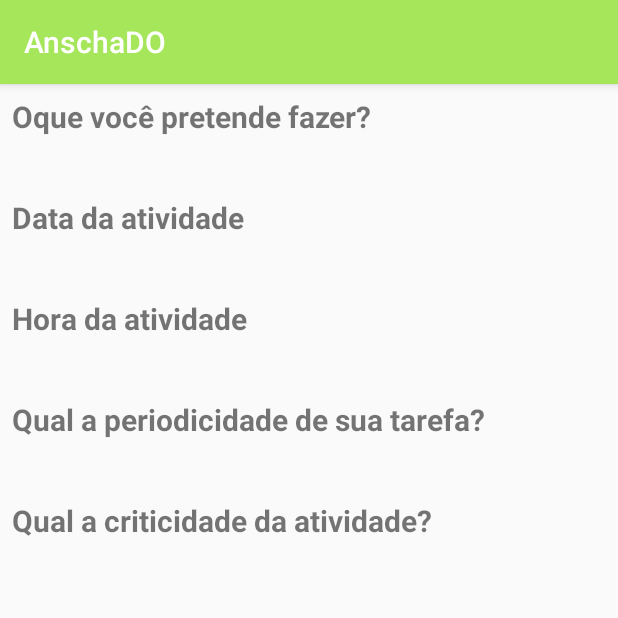
After one commit to MaykonOliveira/AnschaDO-Tasks-To-DO, an Android app: the DadosTarefa screen opened directly, with no data from a screen before it, on a phone screen of 412 x 824 dp, the top half of it. The commit adds this screen. Run offline under Robolectric (Android 15) with nearby library versions, the phone set to English and light mode, and no system bars; 5 statements that could not run were skipped.

Commit message:
Ajustado BD

```diff
--- a/app/src/main/AndroidManifest.xml
+++ b/app/src/main/AndroidManifest.xml
@@ -19,11 +19,13 @@
                 <category android:name="android.intent.category.LAUNCHER" />
             </intent-filter>
         </activity>
-        <activity android:name=".Activitys.CadastroTarefa"
+        <activity
+            android:name=".Activitys.CadastroTarefa"
             android:label="@string/cadastro_name"
             android:theme="@style/AppTheme.NoActionBar">
             >
         </activity>
+        <activity android:name=".Activitys.DadosTarefa"></activity>
     </application>
 
 </manifest>
--- a/app/src/main/java/com/example/maykon/exemplos/Activitys/CadastroTarefa.java
+++ b/app/src/main/java/com/example/maykon/exemplos/Activitys/CadastroTarefa.java
@@ -25,7 +25,6 @@ public class CadastroTarefa extends AppCompatActivity {
     private Spinner spinner_Criticidade;
     private Spinner spinner_Periodicidade;
 
-    private FloatingActionButton fab;
     private static final String[] mOpcoesCriticidade = { "Alta", "Media", "Baixa" };
     private static final String[] mOpcoesPeriodicidade = { "Diaria", "Semanal", "Mensal", "Anual", "Uma vez" };
 
@@ -66,6 +65,7 @@ public class CadastroTarefa extends AppCompatActivity {
         String resultado = crud.insereDado(titulo,data,hora,periodicidade,criticidade);
 
         Toast.makeText(getApplicationContext(), resultado, Toast.LENGTH_LONG).show();
+        finish();
     }
 
     private void exibeData(){
--- /dev/null
+++ b/app/src/main/java/com/example/maykon/exemplos/Activitys/DadosTarefa.java
@@ -0,0 +1,44 @@
+package com.example.maykon.exemplos.Activitys;
+
+import android.content.Intent;
+import android.support.v7.app.AppCompatActivity;
+import android.os.Bundle;
+import android.widget.TextView;
+
+import com.example.maykon.exemplos.R;
+
+public class DadosTarefa extends AppCompatActivity {
+
+    TextView text_TituloTarefa;
+    TextView text_DataTarefa;
+    TextView text_HoraTarefa;
+    TextView text_PeriodicidadeTarefa;
+    TextView textView_CriticidadeTarefa;
+
+    @Override
+    protected void onCreate(Bundle savedInstanceState) {
+        super.onCreate(savedInstanceState);
+        setContentView(R.layout.activity_dados_tarefa);
+
+        text_TituloTarefa = (TextView) findViewById(R.id.text_TituloTarefa2);
+        text_DataTarefa = (TextView) findViewById(R.id.text_DataTarefa2);
+        text_HoraTarefa = (TextView) findViewById(R.id.text_HoraTarefa2);
+        text_PeriodicidadeTarefa = (TextView) findViewById(R.id.text_Periodicidade2);
+        textView_CriticidadeTarefa = (TextView) findViewById(R.id.text_Criticidade2);
+
+        Intent intent = getIntent();
+        Bundle bundle = intent.getExtras();
+
+        String titulo = bundle.getString("TITULO");
+        String data = bundle.getString("DATA");
+        String hora = bundle.getString("HORA");
+        String periodicidade = bundle.getString("PERIODICIDADE");
+        String criticidade = bundle.getString("CRITICIDADE");
+
+        text_TituloTarefa.setText(titulo);
+        text_DataTarefa.setText(data);
+        text_HoraTarefa.setText(hora);
+        text_PeriodicidadeTarefa.setText(periodicidade);
+        textView_CriticidadeTarefa.setText(criticidade);
+    }
+}
--- a/app/src/main/java/com/example/maykon/exemplos/Modelos/Tarefa.java
+++ b/app/src/main/java/com/example/maykon/exemplos/Modelos/Tarefa.java
@@ -6,7 +6,7 @@ package com.example.maykon.exemplos.Modelos;
 
 public class Tarefa {
 
-    private Integer id;
+    private int id;
     private String titulo;
     private String data;
     private String hora;
@@ -53,7 +53,7 @@ public class Tarefa {
         this.criticidade = criticidade;
     }
 
-    public Integer getId() {
+    public int getId() {
         return id;
     }
 
--- /dev/null
+++ b/app/src/main/res/layout/activity_dados_tarefa.xml
@@ -0,0 +1,115 @@
+<?xml version="1.0" encoding="utf-8"?>
+<RelativeLayout xmlns:android="http://schemas.android.com/apk/res/android"
+    xmlns:app="http://schemas.android.com/apk/res-auto"
+    xmlns:tools="http://schemas.android.com/tools"
+    android:layout_width="match_parent"
+    android:layout_height="match_parent"
+    tools:context="com.example.maykon.exemplos.Activitys.DadosTarefa">
+
+    <TextView
+        android:id="@+id/text_TituloTarefa1"
+        android:layout_width="match_parent"
+        android:layout_height="wrap_content"
+        android:layout_marginTop="8dp"
+        android:layout_marginLeft="8dp"
+        android:layout_marginRight="8dp"
+        android:text="@string/oque_voc_pretende_fazer"
+        android:textSize="20sp"
+        android:textStyle="bold"
+        android:layout_alignParentTop="true"/>
+
+    <TextView
+        android:id="@+id/text_TituloTarefa2"
+        android:layout_width="match_parent"
+        android:layout_height="wrap_content"
+        android:layout_marginLeft="8dp"
+        android:layout_marginRight="8dp"
+        android:textSize="16sp"
+        android:layout_below="@+id/text_TituloTarefa1"/>
+
+    <TextView
+        android:id="@+id/text_DataTarefa1"
+        android:layout_width="match_parent"
+        android:layout_height="wrap_content"
+        android:layout_marginLeft="8dp"
+        android:layout_marginRight="8dp"
+        android:layout_marginTop="18dp"
+        android:text="@string/data_da_atividade"
+        android:textSize="20sp"
+        android:textStyle="bold"
+        android:layout_below="@+id/text_TituloTarefa2"/>
+
+    <TextView
+        android:id="@+id/text_DataTarefa2"
+        android:layout_width="match_parent"
+        android:layout_height="wrap_content"
+        android:layout_below="@+id/text_DataTarefa1"
+        android:layout_marginLeft="8dp"
+        android:layout_marginRight="8dp"
+        android:textSize="16sp"
+        android:inputType="none" />
+
+    <TextView
+        android:id="@+id/text_HoraTarefa1"
+        android:layout_width="match_parent"
+        android:layout_height="wrap_content"
+        android:layout_marginLeft="8dp"
+        android:layout_marginRight="8dp"
+        android:layout_marginTop="18dp"
+        android:text="@string/hora_da_atividade"
+        android:textSize="20sp"
+        android:textStyle="bold"
+        android:layout_below="@+id/text_DataTarefa2"/>
+
+    <TextView
+        android:id="@+id/text_HoraTarefa2"
+        android:layout_width="match_parent"
+        android:layout_height="wrap_content"
+        android:layout_below="@+id/text_HoraTarefa1"
+        android:layout_marginLeft="8dp"
+        android:layout_marginRight="8dp"
+        android:textSize="16sp" />
+
+    <TextView
+        android:id="@+id/text_Periodicidade1"
+        android:layout_width="match_parent"
+        android:layout_height="wrap_content"
+        android:layout_marginLeft="8dp"
+        android:layout_marginRight="8dp"
+        android:layout_marginTop="18dp"
+        android:layout_below="@+id/text_HoraTarefa2"
+        android:text="@string/qual_a_periodicidade_de_sua_tarefa"
+        android:textSize="20sp"
+        android:textStyle="bold"/>
+
+    <TextView
+        android:id="@+id/text_Periodicidade2"
+        android:layout_width="match_parent"
+        android:layout_height="wrap_content"
+        android:layout_marginLeft="8dp"
+        android:layout_marginRight="8dp"
+        android:layout_below="@+id/text_Periodicidade1"
+        android:textSize="16sp"/>
+
+    <TextView
+        android:id="@+id/text_Criticidade1"
+        android:layout_width="match_parent"
+        android:layout_height="wrap_content"
+        android:layout_marginLeft="8dp"
+        android:layout_marginRight="8dp"
+        android:layout_marginTop="18dp"
+        android:layout_below="@+id/text_Periodicidade2"
+        android:textSize="20sp"
+        android:textStyle="bold"
+        android:text="@string/qual_a_criticidade_da_atividade"/>
+
+    <TextView
+        android:id="@+id/text_Criticidade2"
+        android:layout_width="match_parent"
+        android:layout_height="wrap_content"
+        android:layout_marginLeft="8dp"
+        android:layout_marginRight="8dp"
+        android:textSize="16sp"
+        android:layout_below="@+id/text_Criticidade1"/>
+
+</RelativeLayout>
```
Also changed, not shown: app/src/main/java/com/example/maykon/exemplos/Activitys/MainActivity.java (+13 -3 lines), app/src/main/java/com/example/maykon/exemplos/Adapters/TarefasAdapter.java (+59 -2 lines), app/src/main/java/com/example/maykon/exemplos/Dados/Banco.java (+12 -14 lines).
